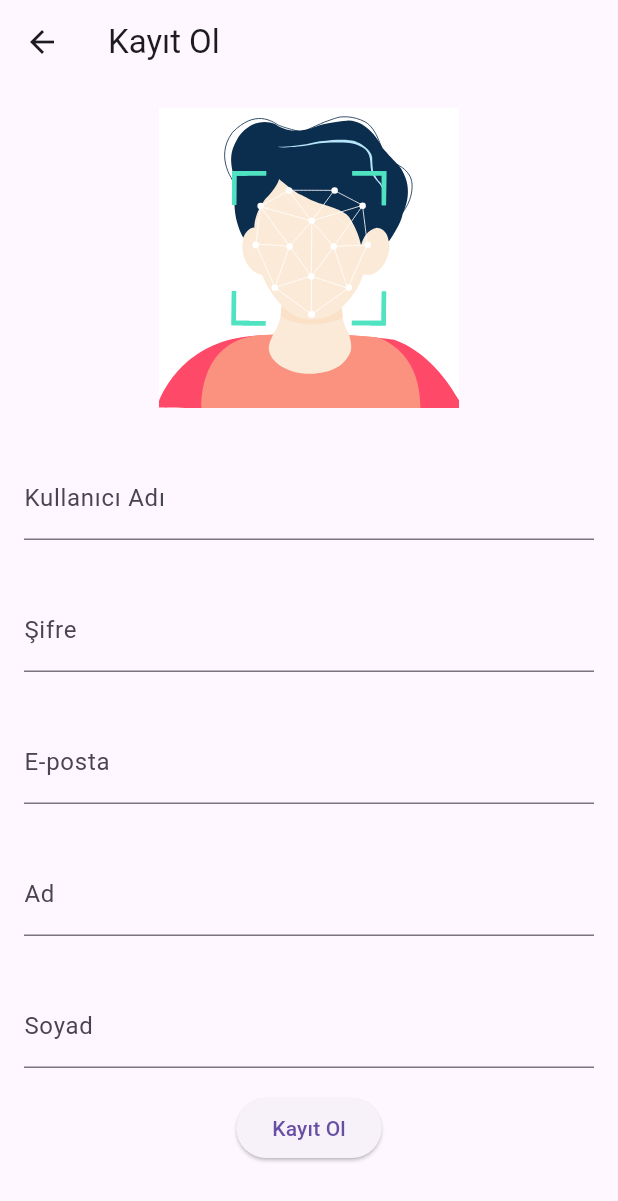
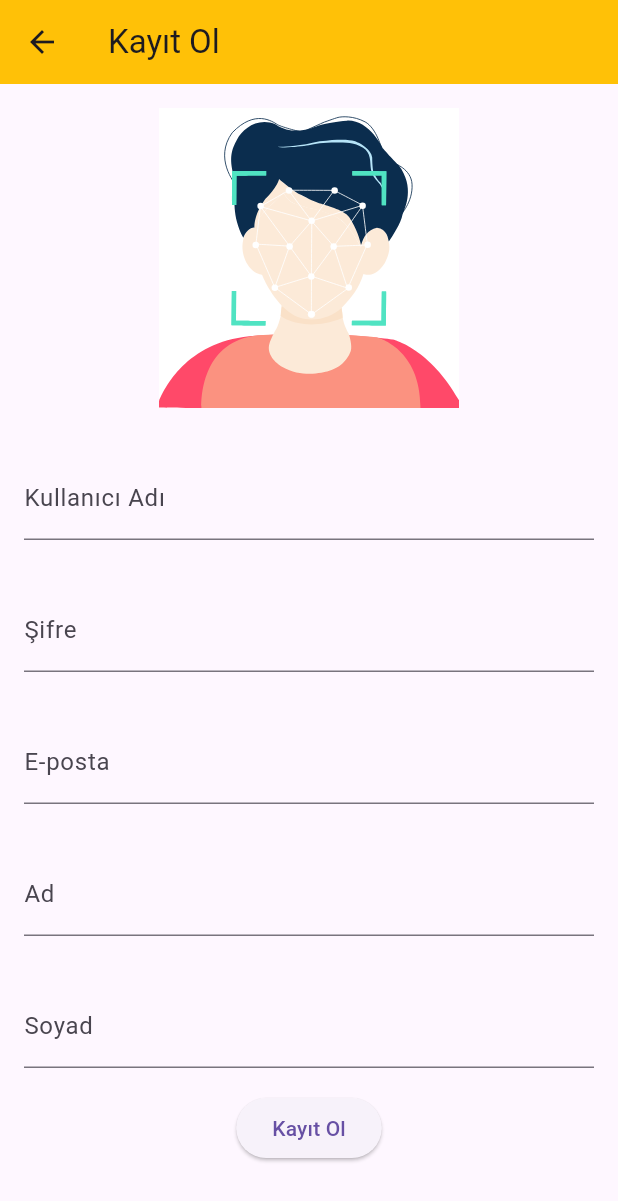
Before and after one commit to kuru0777/face-recognition-flutter, a Flutter app: the screen it shows after launch, after a tap on "Kayıt Ol", on a phone screen of 412 x 824 dp. Shown: the top 1201 px of the screen. Run offline on Flutter 3.47's test engine with Material 3 defaults, Android fonts, the phone set to English and light mode, and no system bars; our stand-ins replace camera, cloud_firestore, firebase_auth, firebase_core, fluttertoast, lottie; missing offline and left inert: google_mlkit_face_detection, tflite_flutter; accounts and stored records are empty; network calls fail.

Commit message:
"gerekli duzenlemeler yapildi"

```diff
--- a/lib/View/Painter/coordinates_translator.dart
+++ b/lib/View/Painter/coordinates_translator.dart
@@ -2,7 +2,7 @@ import 'dart:io';
 import 'dart:ui';
 
 import 'package:camera/camera.dart';
-import 'package:google_ml_kit/google_ml_kit.dart';
+import 'package:google_mlkit_face_detection/google_mlkit_face_detection.dart';
 
 double translateX(
   double x,
--- a/lib/View/Painter/face_detector_painter.dart
+++ b/lib/View/Painter/face_detector_painter.dart
@@ -1,6 +1,6 @@
 import 'package:camera/camera.dart';
 import 'package:flutter/material.dart';
-import 'package:google_ml_kit/google_ml_kit.dart';
+import 'package:google_mlkit_face_detection/google_mlkit_face_detection.dart';
 
 import 'coordinates_translator.dart';
 
@@ -74,7 +74,7 @@ class FaceDetectorPainter extends CustomPainter {
         canvas,
         Offset(left / 2, top - 23),
       );
-        }
+    }
   }
 
   @override
--- a/lib/View/face_detector_view.dart
+++ b/lib/View/face_detector_view.dart
@@ -120,7 +120,7 @@ Future loadTFLiteModel() async {
   try {
     final gpuDelegateV2 = tfl.GpuDelegateV2(
         options: tfl.GpuDelegateOptionsV2(
-      isPrecisionLossAllowed: true,
+      isPrecisionLossAllowed: false,
     ));
 
     var interpreterOptions = tfl.InterpreterOptions()
--- a/lib/View/loginPage.dart
+++ b/lib/View/loginPage.dart
@@ -1,7 +1,6 @@
 import 'package:firebase_auth/firebase_auth.dart';
 import 'package:flutter/material.dart';
 import '../Controller/userController.dart';
-
 
 class LoginPage extends StatelessWidget {
   final TextEditingController emailController = TextEditingController();
@@ -42,6 +41,7 @@ class LoginPage extends StatelessWidget {
 
     return Scaffold(
       appBar: AppBar(
+        backgroundColor: Colors.amber,
         title: const Text('Giriş Yap'),
       ),
       body: SingleChildScrollView(
--- a/lib/View/registerPage.dart
+++ b/lib/View/registerPage.dart
@@ -53,6 +53,7 @@ class RegisterPage extends StatelessWidget {
 
     return Scaffold(
       appBar: AppBar(
+        backgroundColor: Colors.amber,
         title: const Text('Kayıt Ol'),
       ),
       body: SingleChildScrollView(
--- a/pubspec.yaml
+++ b/pubspec.yaml
@@ -43,7 +43,6 @@ dependencies:
   lottie: ^2.3.2
   loading_indicator: ^3.1.1
   fluttertoast: ^8.2.2
-  google_ml_kit: ^0.16.3
   google_mlkit_face_detection: ^0.9.0
   firebase_ml_model_downloader: ^0.2.4+4
   image: ^4.1.3
```
Also changed, not shown: lib/View/camera.dart (+6 -3 lines), pubspec.lock.
